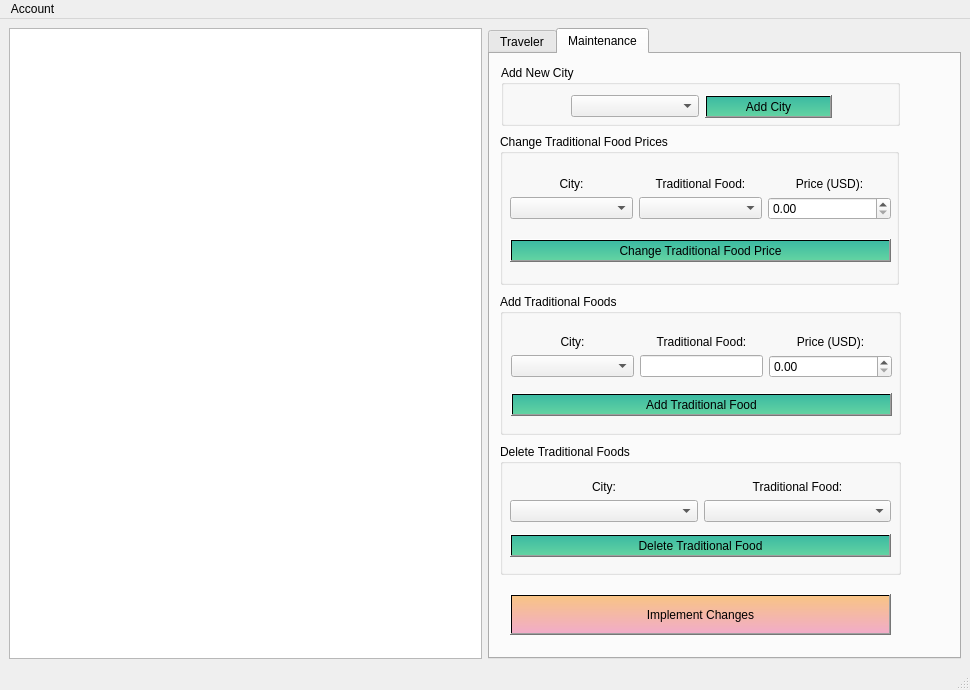
First picture: the form in mainwindow.ui, repository parham-sharaf/European-Vacation, before the edit.
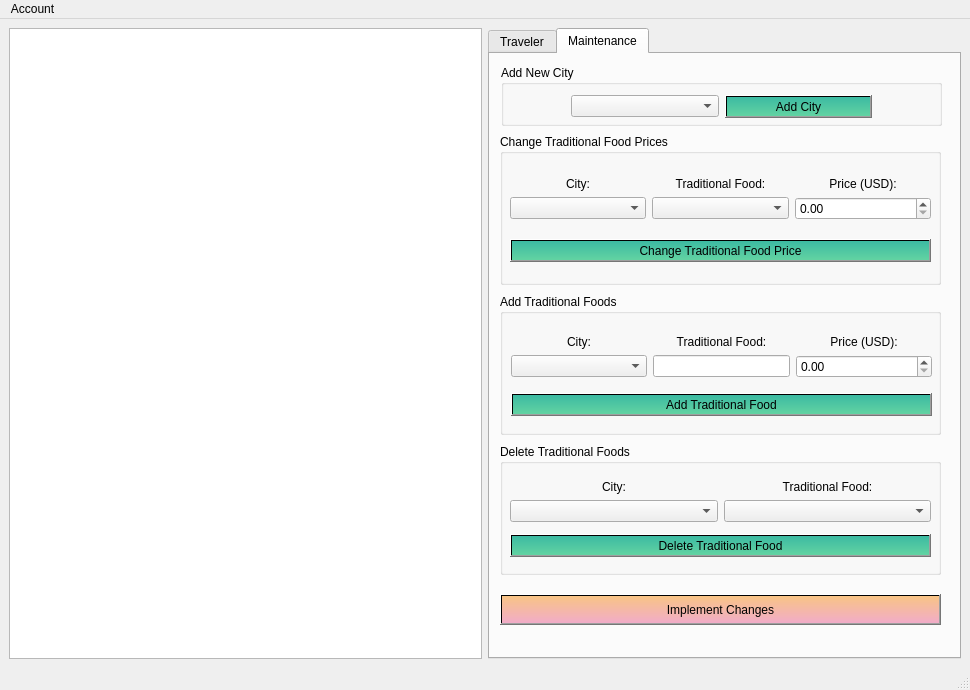
Second picture: the form after the edit. The open tabs and pages were chosen to show the change.

```diff
--- a/mainwindow.ui
+++ b/mainwindow.ui
@@ -224,7 +224,7 @@
          <rect>
           <x>10</x>
           <y>390</y>
-          <width>401</width>
+          <width>441</width>
           <height>131</height>
          </rect>
         </property>
@@ -236,7 +236,7 @@
           <rect>
            <x>10</x>
            <y>30</y>
-           <width>381</width>
+           <width>421</width>
            <height>91</height>
           </rect>
          </property>
@@ -301,7 +301,7 @@
          <rect>
           <x>11</x>
           <y>11</y>
-          <width>399</width>
+          <width>441</width>
           <height>61</height>
          </rect>
         </property>
@@ -313,7 +313,7 @@
           <rect>
            <x>70</x>
            <y>26</y>
-           <width>261</width>
+           <width>301</width>
            <height>31</height>
           </rect>
          </property>
@@ -349,7 +349,7 @@
          <rect>
           <x>10</x>
           <y>240</y>
-          <width>401</width>
+          <width>441</width>
           <height>141</height>
          </rect>
         </property>
@@ -361,7 +361,7 @@
           <rect>
            <x>11</x>
            <y>32</y>
-           <width>381</width>
+           <width>421</width>
            <height>101</height>
           </rect>
          </property>
@@ -452,7 +452,7 @@
          <rect>
           <x>10</x>
           <y>80</y>
-          <width>399</width>
+          <width>441</width>
           <height>151</height>
          </rect>
         </property>
@@ -464,7 +464,7 @@
           <rect>
            <x>10</x>
            <y>30</y>
-           <width>381</width>
+           <width>421</width>
            <height>111</height>
           </rect>
          </property>
@@ -546,10 +546,10 @@
        <widget class="QPushButton" name="pushButton">
         <property name="geometry">
          <rect>
-          <x>20</x>
+          <x>10</x>
           <y>540</y>
-          <width>381</width>
-          <height>41</height>
+          <width>441</width>
+          <height>31</height>
          </rect>
         </property>
         <property name="styleSheet">
```
Left out of the diff: 4 changed lines with no effect on the pictures.
